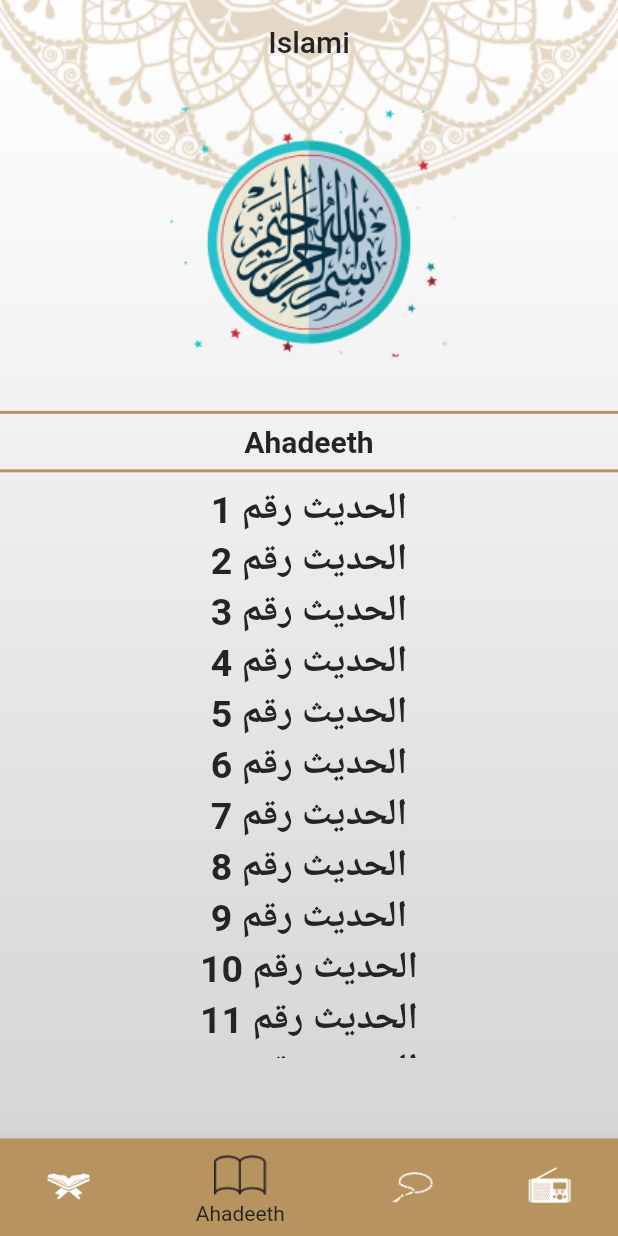
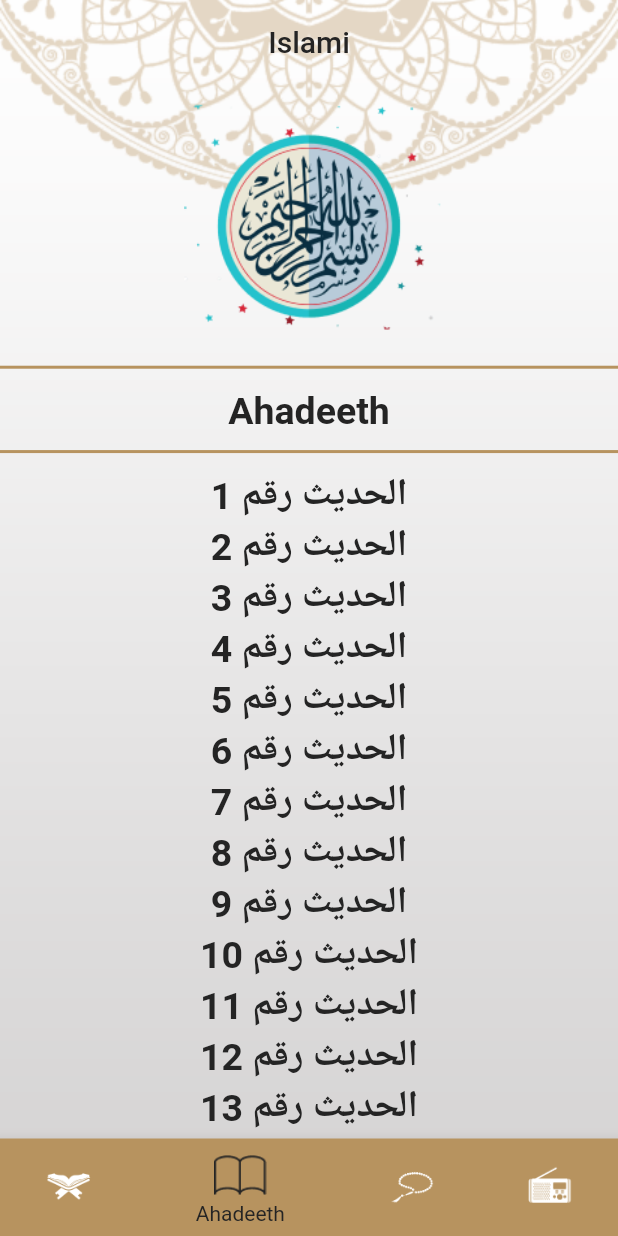
Before and after one commit to EbrahimTarek02/islami, a Flutter app: the screen it shows after launch, item 2 of the bottom bar chosen, on a phone screen of 412 x 824 dp. Run offline on Flutter 3.47's test engine with Material 2 defaults, Android fonts, the phone set to English and light mode, and no system bars; generated files the repository leaves out were written again.

Commit message:
Localization Added & edited quran and ahadeeth tab ui.

```diff
--- a/flutter_native_splash.yaml
+++ b/flutter_native_splash.yaml
@@ -51,7 +51,7 @@ flutter_native_splash:
   # 640 pixels in diameter.
   # App icon without an icon background: This should be 1152×1152 pixels, and fit within a circle
   # 768 pixels in diameter.
-  # image: "assets/images/splash.png"
+   image: "assets/images/splash.png"
 
   # Splash screen background color.
   #color: "#42a5f5"
--- /dev/null
+++ b/l10n.yaml
@@ -0,0 +1,3 @@
+arb-dir: lib/l10n
+template-arb-file: app_en.arb
+output-localization-file: app_localizations.dart
--- a/lib/constants/app_assets.dart
+++ b/lib/constants/app_assets.dart
@@ -11,6 +11,7 @@ abstract class AppAssets {
   static const String background = '${imagesPath}background.png';
   static const String headOfSebha = '${imagesPath}head_of_seb7a.png';
   static const String bodyOfSebha = '${imagesPath}body_of_seb7a.png';
+  static const String radio = '${imagesPath}radio_image.png';
 
   //files
   static const String filesPath = "assets/files/";
--- a/lib/main.dart
+++ b/lib/main.dart
@@ -2,6 +2,8 @@ import 'package:flutter/material.dart';
 import 'package:islami/ui/hadith_screen/hadith_screen.dart';
 import 'package:islami/ui/home_screen/home_screen.dart';
 import 'package:islami/ui/surah_screen/surah_screen.dart';
+import 'package:flutter_localizations/flutter_localizations.dart';
+import 'package:flutter_gen/gen_l10n/app_localizations.dart';
 
 void main() {
   runApp(const MyApp());
@@ -13,6 +15,19 @@ class MyApp extends StatelessWidget {
   @override
   Widget build(BuildContext context) {
     return MaterialApp(
+
+      localizationsDelegates: [
+        AppLocalizations.delegate,
+        GlobalMaterialLocalizations.delegate,
+        GlobalWidgetsLocalizations.delegate,
+        GlobalCupertinoLocalizations.delegate,
+      ],
+      supportedLocales: [
+        Locale('en'),
+        Locale('ar'),
+      ],
+
+      locale: Locale('en'),
 
       debugShowCheckedModeBanner: false,
 
--- a/lib/ui/ahadeeth_screen/ahadeeth_screen.dart
+++ b/lib/ui/ahadeeth_screen/ahadeeth_screen.dart
@@ -4,6 +4,7 @@ import 'package:islami/constants/app_assets.dart';
 import 'package:islami/constants/app_theme_colors.dart';
 import 'package:islami/constants/app_theme_text_style.dart';
 import 'package:islami/ui/hadith_screen/hadith_screen.dart';
+import 'package:flutter_gen/gen_l10n/app_localizations.dart';
 
 class AhadeethScreen extends StatelessWidget {
 
@@ -12,28 +13,36 @@ class AhadeethScreen extends StatelessWidget {
     return Column(
       children: [
         Expanded(
-          flex: 30,
+          flex: 27,
           child: Image.asset(AppAssets.ahadeethScreenLogo),
         ),
         Expanded(
-          flex: 70,
+          flex: 8,
           child: Column(
             children: [
               Divider(
                 color: AppThemeColor.primary,
                 thickness: 2.0,
+                height: 0.0,
               ),
+              Spacer(),
               Text(
-                'Ahadeeth',
-                style: AppThemeTextStyle.tableHeadTextStyle,
+                AppLocalizations.of(context)!.ahadeeth,
+                style: AppThemeTextStyle.tableHeadTextStyle.copyWith(fontSize: 25),
               ),
+              Spacer(),
               Divider(
                 color: AppThemeColor.primary,
                 thickness: 2.0,
+                height: 0.0,
               ),
-              SizedBox(
-                height: MediaQuery.of(context).size.height / 2.148805802175816,
+            ],
+          ),
+        ),
+        Expanded(
+          flex: 65,
           child: ListView.builder(
+            padding: EdgeInsets.only(top: 10),
             itemCount: 50,
             itemBuilder: (context, index) => InkWell(
               onTap: () {
@@ -49,9 +58,6 @@ class AhadeethScreen extends StatelessWidget {
           ),
         ),
       ],
-          ),
-        ),
-      ],
     );
   }
 }
--- a/lib/ui/home_screen/home_screen.dart
+++ b/lib/ui/home_screen/home_screen.dart
@@ -6,6 +6,7 @@ import 'package:islami/ui/ahadeeth_screen/ahadeeth_screen.dart';
 import 'package:islami/ui/quran_screen/quran_screen.dart';
 import 'package:islami/ui/radio_screen/radio_screen.dart';
 import 'package:islami/ui/sebha_screen/sebha_screen.dart';
+import 'package:flutter_gen/gen_l10n/app_localizations.dart';
 
 class HomeScreen extends StatefulWidget {
 
@@ -43,7 +44,7 @@ class _HomeScreenState extends State<HomeScreen> {
         appBar: AppBar(
           backgroundColor: AppThemeColor.transparent,
           title: Text(
-            'Islami',
+            AppLocalizations.of(context)!.islami,
             style: AppThemeTextStyle.appBarTextStyle,
           ),
           centerTitle: true,
@@ -74,19 +75,19 @@ class _HomeScreenState extends State<HomeScreen> {
         items: [
           BottomNavigationBarItem(
             icon: ImageIcon(AssetImage(AppAssets.icQuran)),
-            label: 'Quran',
+            label: AppLocalizations.of(context)!.quran,
           ),
           BottomNavigationBarItem(
             icon: ImageIcon(AssetImage(AppAssets.icAhadeeth)),
-            label: 'Ahadeeth',
+            label: AppLocalizations.of(context)!.ahadeeth,
           ),
           BottomNavigationBarItem(
             icon: ImageIcon(AssetImage(AppAssets.icSebha)),
-            label: 'Sebha',
+            label: AppLocalizations.of(context)!.sebha,
           ),
           BottomNavigationBarItem(
             icon: ImageIcon(AssetImage(AppAssets.icRadio)),
-            label: 'Radio',
+            label: AppLocalizations.of(context)!.radio,
           ),
         ],
       ),
--- a/pubspec.yaml
+++ b/pubspec.yaml
@@ -31,6 +31,11 @@ dependencies:
   flutter:
     sdk: flutter
 
+  flutter_localizations:
+    sdk: flutter
+
+  intl: any
+
   # The following adds the Cupertino Icons font to your application.
   # Use with the CupertinoIcons class for iOS style icons.
   cupertino_icons: ^1.0.2
@@ -57,6 +62,7 @@ flutter:
   # The following line ensures that the Material Icons font is
   # included with your application, so that you can use the icons in
   # the material Icons class.
+  generate: true
   uses-material-design: true
 
   # To add assets to your application, add an assets section, like this:
```
Also changed, not shown: lib/l10n/app_ar.arb (added, +16 -0 lines), lib/l10n/app_en.arb (added, +16 -0 lines), lib/ui/quran_screen/quran_screen.dart (+15 -13 lines), lib/ui/radio_screen/radio_screen.dart (+52 -2 lines), lib/ui/sebha_screen/sebha_screen.dart (+13 -6 lines), assets/images/head_of_seb7a.png, assets/images/radio_image.png (added), pubspec.lock. Lines whose indentation alone changed are shown as unchanged.
